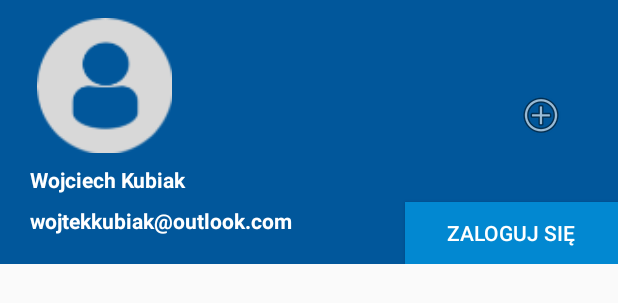
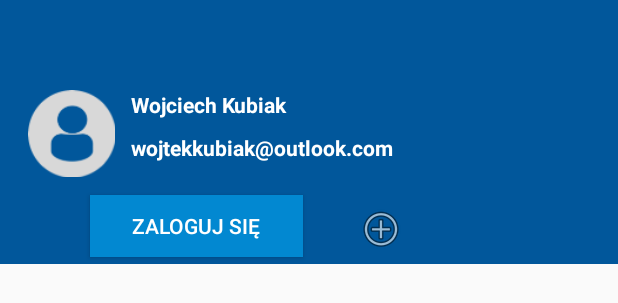
Before and after one commit to Wokub/unichat-mobile-app, an Android app: the layout nav_header_main.xml on its own in the app's theme, with its tools: preview values and no code run, on a phone screen of 412 x 824 dp. Shown: the top 303 px of the screen. Run offline under Robolectric (Android 15) with nearby library versions, the phone set to English and light mode, and no system bars.

Commit message:
Login UI and Intent

```diff
--- a/app/build.gradle
+++ b/app/build.gradle
@@ -24,7 +24,7 @@ android {
 
 dependencies {
     implementation fileTree(dir: 'libs', include: ['*.jar'])
-    implementation"org.jetbrains.kotlin:kotlin-stdlib-jdk7:$kotlin_version"
+    implementation "org.jetbrains.kotlin:kotlin-stdlib-jdk7:$kotlin_version"
     implementation 'com.android.support:appcompat-v7:28.0.0'
     implementation 'com.android.support:design:28.0.0'
     implementation 'com.android.support.constraint:constraint-layout:1.1.3'
--- a/app/src/main/AndroidManifest.xml
+++ b/app/src/main/AndroidManifest.xml
@@ -18,6 +18,7 @@
                 <category android:name="android.intent.category.LAUNCHER" />
             </intent-filter>
         </activity>
+        <activity android:name=".LoginActivity"></activity>
     </application>
 
 </manifest>
--- a/app/src/main/java/com/wk/unichat/MainActivity.kt
+++ b/app/src/main/java/com/wk/unichat/MainActivity.kt
@@ -1,5 +1,6 @@
 package com.wk.unichat
 
+import android.content.Intent
 import android.os.Bundle
 import android.support.design.widget.Snackbar
 import android.support.design.widget.NavigationView
@@ -33,8 +34,9 @@ class MainActivity : AppCompatActivity(){
         }
     }
 
-    fun loginBtnNavClicked(view: View) {
-
+    fun loginBtnClicked(view: View) {
+        val intent = Intent(this, LoginActivity::class.java)
+        startActivity(intent);
     }
 
     fun addChannelClicked(view: View) {
--- a/app/src/main/res/layout/nav_header_main.xml
+++ b/app/src/main/res/layout/nav_header_main.xml
@@ -13,11 +13,11 @@
 
     <ImageView
         android:id="@+id/userImageNavHeader"
-        android:layout_width="99dp"
-        android:layout_height="98dp"
-        android:layout_marginStart="20dp"
-        android:layout_marginLeft="20dp"
-        android:layout_marginTop="4dp"
+        android:layout_width="63dp"
+        android:layout_height="66dp"
+        android:layout_marginStart="16dp"
+        android:layout_marginLeft="16dp"
+        android:layout_marginTop="52dp"
         android:contentDescription="@string/nav_header_desc"
         android:paddingTop="@dimen/nav_header_vertical_spacing"
         app:layout_constraintStart_toStartOf="parent"
@@ -28,53 +28,57 @@
         android:id="@+id/userNameNavHeader"
         android:layout_width="wrap_content"
         android:layout_height="wrap_content"
-        android:layout_marginStart="20dp"
-        android:layout_marginLeft="20dp"
+        android:layout_marginStart="8dp"
+        android:layout_marginLeft="8dp"
+        android:layout_marginTop="52dp"
         android:paddingTop="@dimen/nav_header_vertical_spacing"
         android:text="Wojciech Kubiak"
         android:textAppearance="@style/TextAppearance.AppCompat.Body1"
         android:textColor="@android:color/white"
         android:textStyle="bold"
-        app:layout_constraintStart_toStartOf="parent"
-        app:layout_constraintTop_toBottomOf="@+id/userImageNavHeader"
+        app:layout_constraintStart_toEndOf="@+id/userImageNavHeader"
+        app:layout_constraintTop_toTopOf="parent"
         tools:text="Wojciech Kubiak" />
 
     <TextView
         android:id="@+id/userEmailNavHeader"
         android:layout_width="wrap_content"
         android:layout_height="wrap_content"
-        android:layout_marginStart="20dp"
-        android:layout_marginLeft="20dp"
-        android:layout_marginTop="8dp"
+        android:layout_marginStart="8dp"
+        android:layout_marginLeft="8dp"
+        android:layout_marginBottom="68dp"
         android:text="wojtekkubiak@outlook.com"
         android:textColor="@android:color/white"
         android:textStyle="bold"
-        app:layout_constraintStart_toStartOf="parent"
-        app:layout_constraintTop_toBottomOf="@+id/userNameNavHeader"
+        app:layout_constraintBottom_toBottomOf="parent"
+        app:layout_constraintStart_toEndOf="@+id/userImageNavHeader"
         tools:text="wojtekkubiak@outlook.com" />
 
     <Button
         android:id="@+id/loginBtnNavHeader"
         android:layout_width="142dp"
         android:layout_height="41dp"
+        android:layout_marginStart="60dp"
+        android:layout_marginLeft="60dp"
+        android:layout_marginTop="12dp"
         android:background="@color/lightBlue700"
-        android:onClick="loginBtnNavClicked"
+        android:onClick="loginBtnClicked"
         android:text="ZALOGUJ SIĘ"
         android:textColor="@android:color/white"
-        app:layout_constraintBottom_toBottomOf="parent"
-        app:layout_constraintEnd_toEndOf="parent" />
+        app:layout_constraintStart_toStartOf="parent"
+        app:layout_constraintTop_toBottomOf="@+id/userImageNavHeader" />
 
     <ImageButton
         android:id="@+id/addChannelBtn"
         android:layout_width="55dp"
         android:layout_height="49dp"
-        android:layout_marginTop="52dp"
-        android:layout_marginEnd="24dp"
-        android:layout_marginRight="24dp"
+        android:layout_marginStart="24dp"
+        android:layout_marginLeft="24dp"
+        android:layout_marginTop="20dp"
         android:background="@android:color/transparent"
         android:onClick="addChannelClicked"
-        app:layout_constraintEnd_toEndOf="parent"
-        app:layout_constraintTop_toTopOf="parent"
+        app:layout_constraintStart_toEndOf="@+id/loginBtnNavHeader"
+        app:layout_constraintTop_toBottomOf="@+id/userEmailNavHeader"
         app:srcCompat="@android:drawable/ic_menu_add" />
 
 </android.support.constraint.ConstraintLayout>
--- a/app/src/main/res/values/colors.xml
+++ b/app/src/main/res/values/colors.xml
@@ -1,10 +1,10 @@
 <?xml version="1.0" encoding="utf-8"?>
 <resources>
     <color name="colorPrimary">#0388D1</color>
-    <color name="colorPrimaryDark">#0277BD</color>
+    <color name="colorPrimaryDark">#0277bd</color>
     <color name="colorAccent">#40c4ff</color>
     <color name="lightBlue50">#28ffffff</color>
-    <color name="lightBlue100">#B3E5FC</color>
+    <color name="lightBlue100">#b3e5fc</color>
     <color name="lightBlue200">#81D4FA</color>
     <color name="lightBlue300">#4FC3F7</color>
     <color name="lightBlue400">#29B6F6</color>
```
Also changed, not shown: app/src/main/java/com/wk/unichat/LoginActivity.kt (added, +21 -0 lines), app/src/main/res/layout/activity_login.xml (added, +75 -0 lines), app/src/main/res/drawable/chatbackground.png, app/src/main/res/drawable/loginbackground.png.
